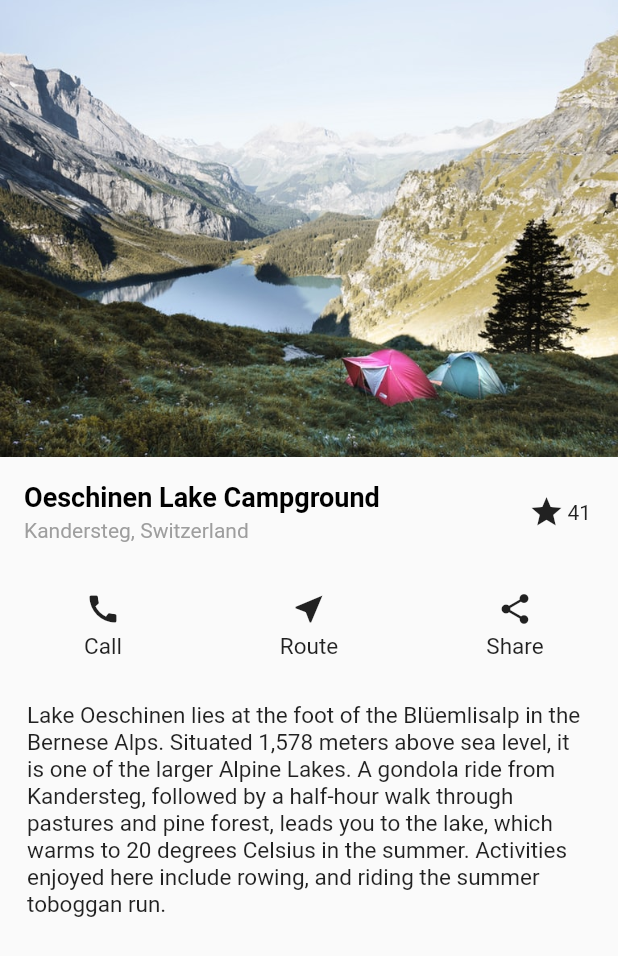
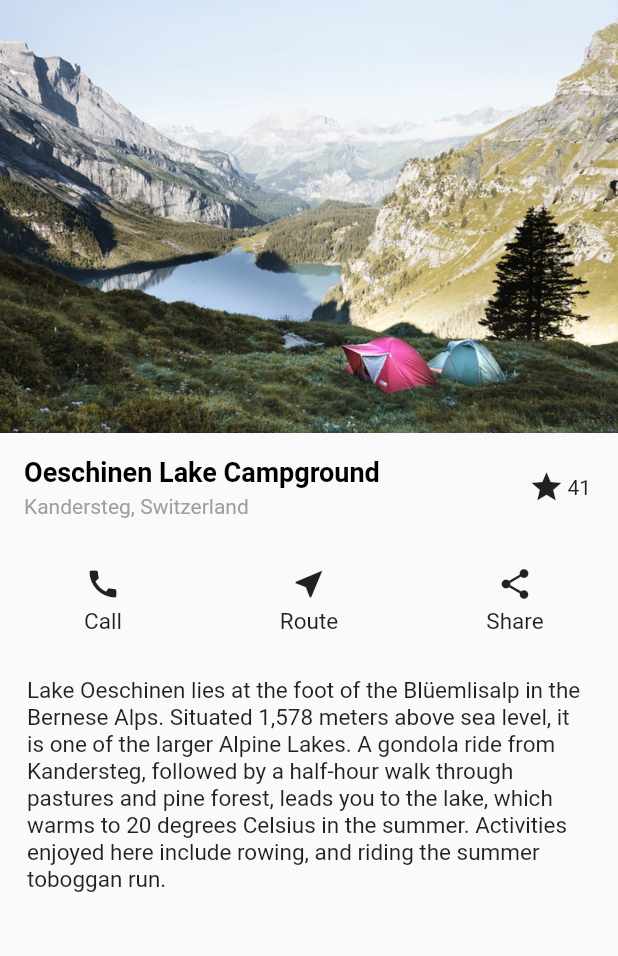
Before and after one commit to a-eid/flutter-tuts., a Flutter app: the screen it shows after launch, on a phone screen of 412 x 824 dp. Shown: the top 956 px of the screen. Run offline on Flutter 3.47's test engine with Material 2 defaults, Android fonts, the phone set to English and light mode, and no system bars.

Commit message:
responsive layout..

```diff
--- a/lib/tutorial/tutorial.dart
+++ b/lib/tutorial/tutorial.dart
@@ -2,10 +2,21 @@ import 'package:flutter/material.dart';
 import 'package:tuts/assets.dart';
 
 class Example extends StatelessWidget {
-  Widget image(BuildContext context) => Image.asset(images["lake"],
-      fit: BoxFit.cover,
-      width: MediaQuery.of(context).size.width,
-      height: MediaQuery.of(context).size.height * 0.37);
+  Widget image(BuildContext context) {
+    return MediaQuery.of(context).orientation == Orientation.portrait
+        ? Image.asset(
+            images["lake"],
+            fit: BoxFit.cover,
+            width: MediaQuery.of(context).size.width,
+            height: MediaQuery.of(context).size.height * 0.35,
+          )
+        : Image.asset(
+            images["lake"],
+            fit: BoxFit.cover,
+            height: MediaQuery.of(context).size.height,
+            width: MediaQuery.of(context).size.width * .45,
+          );
+  }
 
   final Widget headerText = Column(
     crossAxisAlignment: CrossAxisAlignment.start,
@@ -95,19 +106,37 @@ Lake Oeschinen lies at the foot of the Blüemlisalp in the Bernese Alps. Situate
     ),
   );
 
+  Widget _buildVertical(BuildContext context) {
+    return Column(
+      children: <Widget>[image(context), header(), actionsRow(), description],
+    );
+  }
+
+  Widget _buildHorizontal(context) {
+    return Row(
+      children: <Widget>[
+        image(context),
+        Expanded(
+          child: Column(
+            mainAxisAlignment: MainAxisAlignment.center,
+            children: <Widget>[header(), actionsRow(), description],
+          ),
+        )
+      ],
+    );
+  }
+
   @override
   Widget build(BuildContext context) {
-    return Container(
-      child: Scaffold(
-        body: Column(
-          children: <Widget>[
-            image(context),
-            header(),
-            actionsRow(),
-            description
-          ],
-        ),
-      ),
+    return OrientationBuilder(
+      builder: (BuildContext context, Orientation orientation) {
+        Widget child = orientation == Orientation.portrait
+            ? _buildVertical(context)
+            : _buildHorizontal(context);
+        return Scaffold(
+          body: child,
+        );
+      },
     );
   }
 }
```
